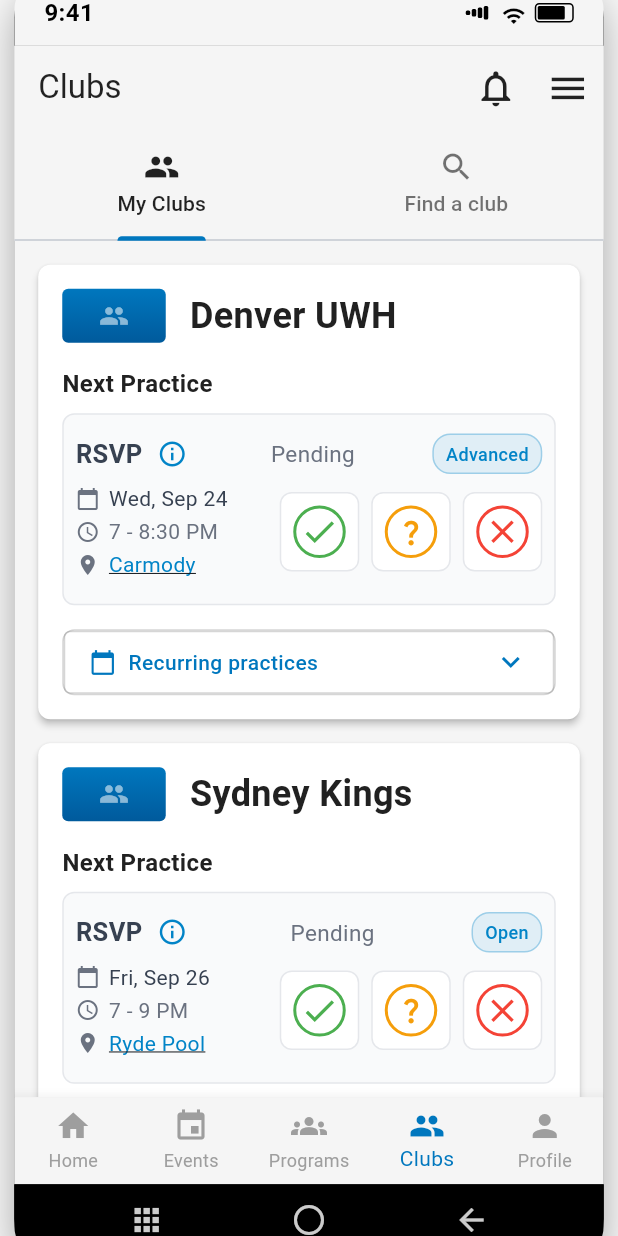
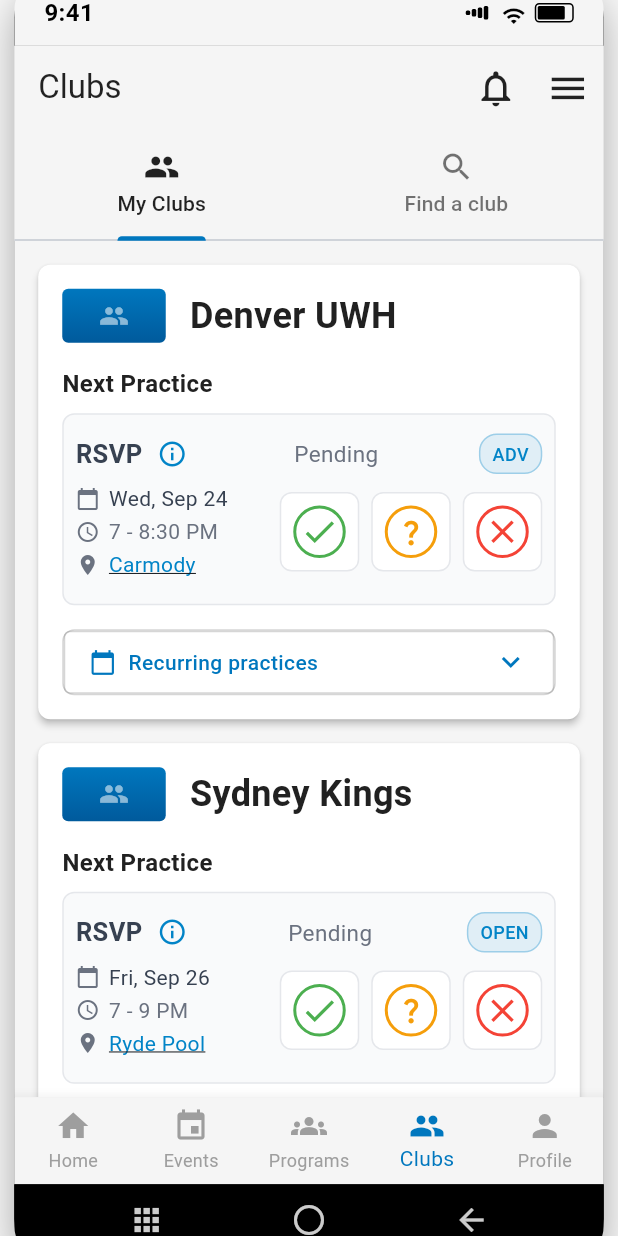
Before and after one commit to AtlantisSports/UWHPortal-Clubs, a Flutter app: the screen it shows after launch, on a phone screen of 412 x 824 dp. Run offline on Flutter 3.47's test engine with Material 3 defaults, Android fonts, the phone set to English and light mode, and no system bars; our stand-ins replace get_it; project files that could hold a hidden picture were left out.

Commit message:
Fix UX issues: dropdown navigation, location click area, text labels, and render overflow
- Fix recurring practices dropdown preventing navigation to club detail page
- Limit location click area to text only instead of entire row
- Fix About tab render overflow with SingleChildScrollView and AnimatedSize
- Truncate practice tags to 4 characters using same method as bulk RSVP
- Update participation status labels: 'You are going'  'Going', 'Might attend'  'Maybe'

```diff
--- a/lib/base/widgets/cards.dart
+++ b/lib/base/widgets/cards.dart
@@ -173,7 +173,13 @@ class _ClubCardState extends State<ClubCard> {
           // Recurring Weekly Schedule Dropdown
           if (widget.allPractices.isNotEmpty) ...[
             const SizedBox(height: AppSpacing.medium),
-            RecurringPracticesWidget(
+            // Wrap in GestureDetector to prevent tap events from bubbling up to the card's onTap
+            GestureDetector(
+              onTap: () {
+                // Absorb tap events to prevent navigation to club detail page
+                // This empty handler prevents the tap from bubbling up to the parent card
+              },
+              child: RecurringPracticesWidget(
                 practices: widget.allPractices,
                 isExpanded: _isExpanded,
                 onToggle: () {
@@ -190,6 +196,7 @@ class _ClubCardState extends State<ClubCard> {
                   }
                 },
               ),
+            ),
           ],
         ],
       ),
--- a/lib/base/widgets/recurring_practices_widget.dart
+++ b/lib/base/widgets/recurring_practices_widget.dart
@@ -6,6 +6,7 @@ import '../../core/constants/app_constants.dart';
 import '../../core/models/practice_pattern.dart';
 import '../../core/models/practice_recurrence.dart';
 import 'package:url_launcher/url_launcher.dart';
+import 'rsvp_components.dart';
 
 class RecurringPracticesWidget extends StatefulWidget {
   final List<PracticePattern> practices;
@@ -106,13 +107,13 @@ class _RecurringPracticesWidgetState extends State<RecurringPracticesWidget> {
           ),
 
           // Expanded Schedule Details
-          AnimatedContainer(
+          AnimatedSize(
             duration: const Duration(milliseconds: 300),
             curve: Curves.easeInOut,
-            height: widget.isExpanded ? null : 0,
             child: widget.isExpanded
                 ? Column(
                     crossAxisAlignment: CrossAxisAlignment.start,
+                    mainAxisSize: MainAxisSize.min,
                     children: [
                       const SizedBox(height: 8),
                       ..._buildGroupedPractices(),
@@ -202,7 +203,7 @@ class _RecurringPracticesWidgetState extends State<RecurringPracticesWidget> {
                     border: Border.all(color: const Color(0xFF0284C7).withValues(alpha: 0.3)),
                   ),
                   child: Text(
-                    practice.tag!,
+                    truncateTag(practice.tag!),
                     style: const TextStyle(
                       fontSize: 10,
                       color: Color(0xFF0284C7),
--- a/lib/base/widgets/rsvp_components.dart
+++ b/lib/base/widgets/rsvp_components.dart
@@ -9,6 +9,29 @@ import '../../core/constants/app_constants.dart';
 import '../../core/utils/time_utils.dart';
 import 'guest_management_modal.dart';
 import 'phone_aware_modal_utils.dart';
+
+/// Truncate tag to 4 characters (exact same as bulk RSVP)
+String truncateTag(String tag) {
+  if (tag.isEmpty) return '';
+
+  // Special mappings for common levels to fit in 4 characters
+  switch (tag.toLowerCase()) {
+    case 'high-level':
+    case 'high level':
+      return 'HIGH';
+    case 'intermediate':
+      return 'INT';
+    case 'beginner':
+      return 'BEG';
+    case 'advanced':
+      return 'ADV';
+    case 'open':
+      return 'OPEN';
+    default:
+      // Truncate to 4 characters and uppercase
+      return tag.toUpperCase().substring(0, tag.length > 4 ? 4 : tag.length);
+  }
+}
 
 /// Interactive circle-based RSVP component
 /// Clean circle design with 70px size and overlay icons for status indication
@@ -401,7 +424,7 @@ class _PracticeStatusCardState extends State<PracticeStatusCard> {
                     border: Border.all(color: const Color(0xFF0284C7).withValues(alpha: 0.3)),
                   ),
                   child: Text(
-                    widget.practice.tag!,
+                    truncateTag(widget.practice.tag!),
                     style: const TextStyle(
                       fontSize: 12,
                       color: Color(0xFF0284C7),
@@ -569,7 +592,7 @@ class _PracticeStatusCardState extends State<PracticeStatusCard> {
                     border: Border.all(color: const Color(0xFF0284C7).withValues(alpha: 0.3)),
                   ),
                   child: Text(
-                    widget.practice.tag!,
+                    truncateTag(widget.practice.tag!),
                     style: const TextStyle(
                       fontSize: 12,
                       color: Color(0xFF0284C7),
@@ -774,7 +797,7 @@ class _PracticeStatusCardState extends State<PracticeStatusCard> {
                         border: Border.all(color: const Color(0xFF0284C7).withValues(alpha: 0.3)),
                       ),
                       child: Text(
-                        widget.practice.tag!,
+                        truncateTag(widget.practice.tag!),
                         style: const TextStyle(
                           fontSize: 12,
                           color: Color(0xFF0284C7),
@@ -847,7 +870,8 @@ class _PracticeStatusCardState extends State<PracticeStatusCard> {
                               color: Color(0xFF6B7280),
                             ),
                             const SizedBox(width: 6),
-                            Expanded(
+                            // Only make the text itself clickable, not the entire expanded area
+                            IntrinsicWidth(
                               child: MouseRegion(
                                 cursor: widget.onLocationTap != null
                                     ? SystemMouseCursors.click
@@ -1237,11 +1261,11 @@ class _PracticeStatusCardState extends State<PracticeStatusCard> {
   String _getParticipationHeaderText(ParticipationStatus? currentParticipationStatus) {
     switch (currentParticipationStatus) {
       case ParticipationStatus.yes:
-        return 'You are going';
+        return 'Going';
       case ParticipationStatus.no:
         return 'Not going';
       case ParticipationStatus.maybe:
-        return 'Might attend';
+        return 'Maybe';
       case ParticipationStatus.blank:
         return 'Pending';
       case ParticipationStatus.attended:
@@ -1249,7 +1273,7 @@ class _PracticeStatusCardState extends State<PracticeStatusCard> {
       case ParticipationStatus.missed:
         return 'You did not attend';
       case null:
-        return 'Might attend';
+        return 'Maybe';
     }
   }
 
--- a/lib/features/clubs/club_detail_screen.dart
+++ b/lib/features/clubs/club_detail_screen.dart
@@ -860,7 +860,7 @@ class _ClubDetailScreenState extends State<ClubDetailScreen>
   Widget _buildAboutTab(BuildContext context) {
     final recurringPractices = _getRecurringPractices();
 
-    return Padding(
+    return SingleChildScrollView(
       padding: const EdgeInsets.all(16.0),
       child: Column(
         crossAxisAlignment: CrossAxisAlignment.start,
```
Lines whose indentation alone changed are shown as unchanged.
